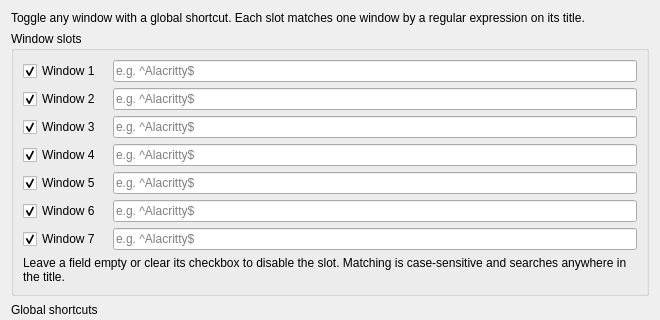
coordinatio/kwin-quake-windows, file contents/ui/config.ui: the form before one commit; both pictures show x 0 to 660 and y 0 to 320 of the 660 by 640 pixel window.
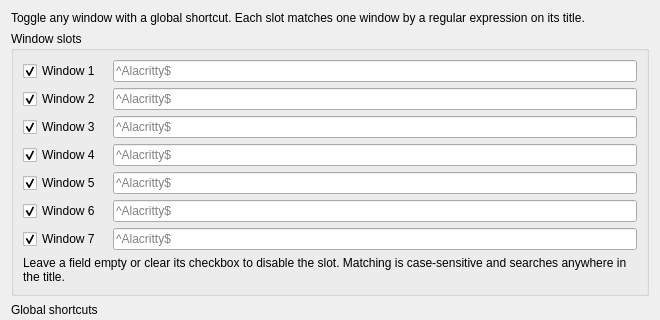
The form after the commit.

Commit message: Rebuild the stale latch from the active window and tighten the tests

Diff of the .ui file:
```diff
--- a/contents/ui/config.ui
+++ b/contents/ui/config.ui
@@ -55,7 +55,7 @@
          <bool>true</bool>
         </property>
         <property name="placeholderText">
-         <string notr="true">e.g. ^Alacritty$</string>
+         <string notr="true">^Alacritty$</string>
         </property>
         <property name="toolTip">
          <string>JavaScript regular expression matched against the window title. Leave empty to disable this slot.</string>
@@ -84,7 +84,7 @@
          <bool>true</bool>
         </property>
         <property name="placeholderText">
-         <string notr="true">e.g. ^Alacritty$</string>
+         <string notr="true">^Alacritty$</string>
         </property>
         <property name="toolTip">
          <string>JavaScript regular expression matched against the window title. Leave empty to disable this slot.</string>
@@ -113,7 +113,7 @@
          <bool>true</bool>
         </property>
         <property name="placeholderText">
-         <string notr="true">e.g. ^Alacritty$</string>
+         <string notr="true">^Alacritty$</string>
         </property>
         <property name="toolTip">
          <string>JavaScript regular expression matched against the window title. Leave empty to disable this slot.</string>
@@ -142,7 +142,7 @@
          <bool>true</bool>
         </property>
         <property name="placeholderText">
-         <string notr="true">e.g. ^Alacritty$</string>
+         <string notr="true">^Alacritty$</string>
         </property>
         <property name="toolTip">
          <string>JavaScript regular expression matched against the window title. Leave empty to disable this slot.</string>
@@ -171,7 +171,7 @@
          <bool>true</bool>
         </property>
         <property name="placeholderText">
-         <string notr="true">e.g. ^Alacritty$</string>
+         <string notr="true">^Alacritty$</string>
         </property>
         <property name="toolTip">
          <string>JavaScript regular expression matched against the window title. Leave empty to disable this slot.</string>
@@ -200,7 +200,7 @@
          <bool>true</bool>
         </property>
         <property name="placeholderText">
-         <string notr="true">e.g. ^Alacritty$</string>
+         <string notr="true">^Alacritty$</string>
         </property>
         <property name="toolTip">
          <string>JavaScript regular expression matched against the window title. Leave empty to disable this slot.</string>
@@ -229,7 +229,7 @@
          <bool>true</bool>
         </property>
         <property name="placeholderText">
-         <string notr="true">e.g. ^Alacritty$</string>
+         <string notr="true">^Alacritty$</string>
         </property>
         <property name="toolTip">
          <string>JavaScript regular expression matched against the window title. Leave empty to disable this slot.</string>
```
The commit also changes 4 other files.
